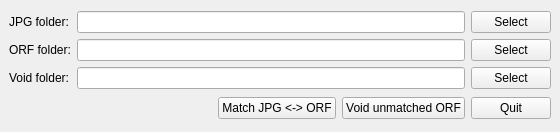
This is ORFvoid.ui in lucvandort/ORFvoid as Qt 5 draws it before an edit. The edited form follows.
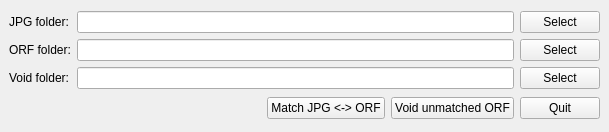
This is the edited form.

Commit message: Basic framework for program

```diff
--- a/ORFvoid.ui
+++ b/ORFvoid.ui
@@ -6,7 +6,7 @@
    <rect>
     <x>0</x>
     <y>0</y>
-    <width>560</width>
+    <width>609</width>
     <height>132</height>
    </rect>
   </property>
```
Left out of the diff: 2 changed lines with no effect on the pictures. The commit also changes 2 other files.
